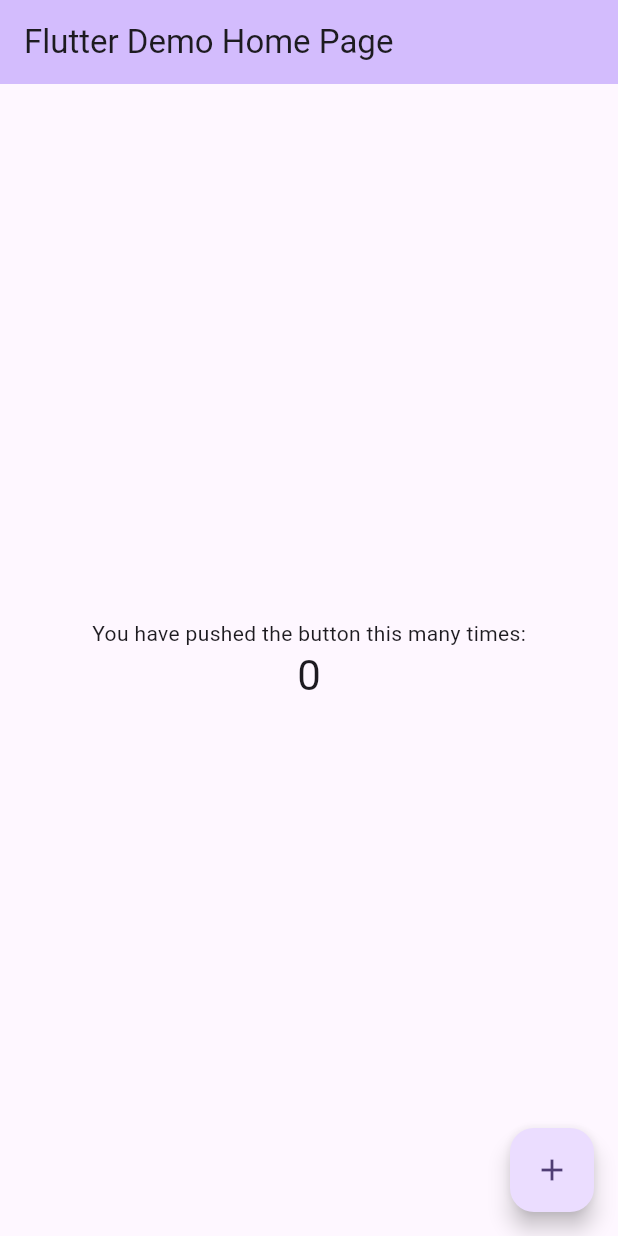
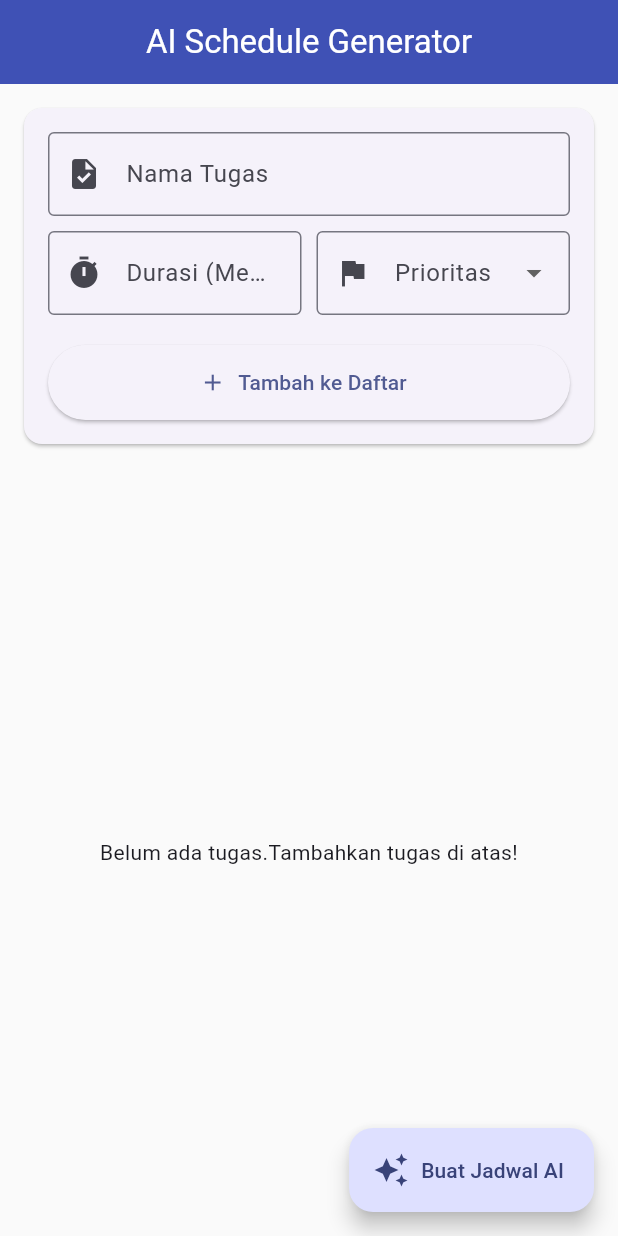
Before and after one commit to maman2008/ai_schedule_generator, a Flutter app: the screen it shows after launch, on a phone screen of 412 x 824 dp. Run offline on Flutter 3.47's test engine with Material 3 defaults, Android fonts, the light colour scheme and no system bars; our stand-ins replace device_preview, flutter_markdown.

Commit message:
menambhakan fitur home, gemini untuk api, dan UI

```diff
--- a/lib/main.dart
+++ b/lib/main.dart
@@ -1,122 +1,56 @@
+import 'package:device_preview/device_preview.dart';
+import 'package:flutter/foundation.dart'; // untuk kReleaseMode
 import 'package:flutter/material.dart';
+import 'ui/home_screen.dart';
+
 
 void main() {
-  runApp(const MyApp());
+  runApp(
+    DevicePreview(
+      enabled: !kReleaseMode, // mati otomatis saat build release
+      defaultDevice: Devices.ios.iPhone11ProMax,
+      devices: [
+        Devices.ios.iPhone11ProMax,
+        Devices.ios.iPadPro11Inches,
+      ],
+      builder: (context) => const MainApp(),
+    ),
+  );
 }
 
-class MyApp extends StatelessWidget {
-  const MyApp({super.key});
+// Root Widget aplikasi
+class MainApp extends StatelessWidget {
+  const MainApp({super.key});
 
-  // This widget is the root of your application.
   @override
   Widget build(BuildContext context) {
     return MaterialApp(
-      title: 'Flutter Demo',
+      useInheritedMediaQuery:
+          true, // Mengikuti ukuran device dari DevicePreview
+      locale: DevicePreview.locale(context), // Menyesuaikan locale preview
+      builder:
+          DevicePreview.appBuilder, // Builder untuk integrasi DevicePreview
+
+      debugShowCheckedModeBanner: false, // Menghilangkan banner debug
+      title: 'AI Schedule Generator', // Judul aplikasi
+
       theme: ThemeData(
-        // This is the theme of your application.
-        //
-        // TRY THIS: Try running your application with "flutter run". You'll see
-        // the application has a purple toolbar. Then, without quitting the app,
-        // try changing the seedColor in the colorScheme below to Colors.green
-        // and then invoke "hot reload" (save your changes or press the "hot
-        // reload" button in a Flutter-supported IDE, or press "r" if you used
-        // the command line to start the app).
-        //
-        // Notice that the counter didn't reset back to zero; the application
-        // state is not lost during the reload. To reset the state, use hot
-        // restart instead.
-        //
-        // This works for code too, not just values: Most code changes can be
-        // tested with just a hot reload.
-        colorScheme: ColorScheme.fromSeed(seedColor: Colors.deepPurple),
+        // Konfigurasi tema global aplikasi
+        colorScheme: ColorScheme.fromSeed(
+          seedColor: Colors.indigo, // Warna utama aplikasi
+          brightness: Brightness.light,
+        ),
+        useMaterial3: true, // Menggunakan Material Design 3
+        scaffoldBackgroundColor: Colors.grey[50], // Warna background utama
+        appBarTheme: const AppBarTheme(
+          backgroundColor: Colors.indigo,
+          foregroundColor: Colors.white,
+          elevation: 0,
+          centerTitle: true,
+        ),
       ),
-      home: const MyHomePage(title: 'Flutter Demo Home Page'),
+
+      home: const HomeScreen(), // Halaman pertama saat aplikasi dibuka
     );
   }
 }
-
-class MyHomePage extends StatefulWidget {
-  const MyHomePage({super.key, required this.title});
-
-  // This widget is the home page of your application. It is stateful, meaning
-  // that it has a State object (defined below) that contains fields that affect
-  // how it looks.
-
-  // This class is the configuration for the state. It holds the values (in this
-  // case the title) provided by the parent (in this case the App widget) and
-  // used by the build method of the State. Fields in a Widget subclass are
-  // always marked "final".
-
-  final String title;
-
-  @override
-  State<MyHomePage> createState() => _MyHomePageState();
-}
-
-class _MyHomePageState extends State<MyHomePage> {
-  int _counter = 0;
-
-  void _incrementCounter() {
-    setState(() {
-      // This call to setState tells the Flutter framework that something has
-      // changed in this State, which causes it to rerun the build method below
-      // so that the display can reflect the updated values. If we changed
-      // _counter without calling setState(), then the build method would not be
-      // called again, and so nothing would appear to happen.
-      _counter++;
-    });
-  }
-
-  @override
-  Widget build(BuildContext context) {
-    // This method is rerun every time setState is called, for instance as done
-    // by the _incrementCounter method above.
-    //
-    // The Flutter framework has been optimized to make rerunning build methods
-    // fast, so that you can just rebuild anything that needs updating rather
-    // than having to individually change instances of widgets.
-    return Scaffold(
-      appBar: AppBar(
-        // TRY THIS: Try changing the color here to a specific color (to
-        // Colors.amber, perhaps?) and trigger a hot reload to see the AppBar
-        // change color while the other colors stay the same.
-        backgroundColor: Theme.of(context).colorScheme.inversePrimary,
-        // Here we take the value from the MyHomePage object that was created by
-        // the App.build method, and use it to set our appbar title.
-        title: Text(widget.title),
-      ),
-      body: Center(
-        // Center is a layout widget. It takes a single child and positions it
-        // in the middle of the parent.
-        child: Column(
-          // Column is also a layout widget. It takes a list of children and
-          // arranges them vertically. By default, it sizes itself to fit its
-          // children horizontally, and tries to be as tall as its parent.
-          //
-          // Column has various properties to control how it sizes itself and
-          // how it positions its children. Here we use mainAxisAlignment to
-          // center the children vertically; the main axis here is the vertical
-          // axis because Columns are vertical (the cross axis would be
-          // horizontal).
-          //
-          // TRY THIS: Invoke "debug painting" (choose the "Toggle Debug Paint"
-          // action in the IDE, or press "p" in the console), to see the
-          // wireframe for each widget.
-          mainAxisAlignment: MainAxisAlignment.center,
-          children: <Widget>[
-            const Text('You have pushed the button this many times:'),
-            Text(
-              '$_counter',
-              style: Theme.of(context).textTheme.headlineMedium,
-            ),
-          ],
-        ),
-      ),
-      floatingActionButton: FloatingActionButton(
-        onPressed: _incrementCounter,
-        tooltip: 'Increment',
-        child: const Icon(Icons.add),
-      ), // This trailing comma makes auto-formatting nicer for build methods.
-    );
-  }
-}
--- /dev/null
+++ b/lib/ui/home_screen.dart
@@ -0,0 +1,224 @@
+import 'package:flutter/material.dart';
+import 'package:ai_schedule_generator/services/gemini_service.dart'; // Service untuk memanggil AI
+import 'schedule_result_screen.dart';
+
+
+class HomeScreen extends StatefulWidget {
+  const HomeScreen({super.key});
+
+  @override
+  State<HomeScreen> createState() => _HomeScreenState();
+}
+
+class _HomeScreenState extends State<HomeScreen> {
+  // Menyimpan daftar tugas dalam bentuk List of Map
+  final List<Map<String, dynamic>> tasks = [];
+  // Controller untuk mengambil input dari TextField
+  final TextEditingController taskController = TextEditingController();
+  final TextEditingController durationController = TextEditingController();
+  String? priority; // Menyimpan nilai dropdown
+  bool isLoading = false; // Status loading saat proses AI berjalan
+
+  @override
+  void dispose() {
+    // Controller harus dibersihkan agar tidak memory leak
+    taskController.dispose();
+    durationController.dispose();
+    super.dispose();
+  }
+
+
+  // ... (methods & build di step berikutnya)
+  void _addTask() {
+  // Validasi sederhana: semua field harus terisi
+  if (taskController.text.isNotEmpty &&
+      durationController.text.isNotEmpty &&
+      priority != null) {
+    setState(() {
+      // Tambahkan data ke list
+      tasks.add({
+        "name": taskController.text,
+        "priority": priority!,
+        "duration": int.tryParse(durationController.text) ?? 30,
+      });
+    });
+    // Reset form setelah input berhasil
+    taskController.clear();
+    durationController.clear();
+    setState(() => priority = null);
+  }
+}
+
+
+void _generateSchedule() async {
+  // Jika belum ada tugas, tampilkan peringatan
+  if (tasks.isEmpty) {
+    ScaffoldMessenger.of(context).showSnackBar(
+      const SnackBar(content: Text("⚠ Harap tambahkan tugas dulu!")),
+    );
+    return;
+  }
+  setState(() => isLoading = true); // Aktifkan loading
+  try {
+    // Proses asynchronous ke AI service
+    String schedule = await GeminiService.generateSchedule(tasks);
+    if (!mounted) return; // Pastikan widget masih aktif
+    // Navigasi ke halaman hasil
+    Navigator.push(
+      context,
+      MaterialPageRoute(
+        builder: (context) => ScheduleResultScreen(scheduleResult: schedule),
+      ),
+    );
+  } catch (e) {
+    // Tampilkan error jika gagal
+    ScaffoldMessenger.of(context).showSnackBar(
+      SnackBar(content: Text("Error: $e"), backgroundColor: Colors.red),
+    );
+  } finally {
+    // Loading dimatikan baik sukses maupun gagal
+    if (mounted) setState(() => isLoading = false);
+  }
+}
+
+
+
+
+@override
+Widget build(BuildContext context) {
+  return Scaffold(
+    appBar: AppBar(title: const Text("AI Schedule Generator")),
+    body: Column(
+      children: [
+        // FORM INPUT TUGAS
+        Card(
+          margin: const EdgeInsets.all(16),
+          child: Padding(
+            padding: const EdgeInsets.all(16.0),
+            child: Column(
+              children: [
+                TextField(
+                  controller: taskController,
+                  decoration: const InputDecoration(
+                    labelText: "Nama Tugas",
+                    prefixIcon: Icon(Icons.task),
+                    border: OutlineInputBorder(),
+                  ),
+                ),
+                const SizedBox(height: 10),
+                Row(
+                  children: [
+                    // Input durasi
+                    Expanded(
+                      child: TextField(
+                        controller: durationController,
+                        keyboardType: TextInputType.number,
+                        decoration: const InputDecoration(
+                          labelText: "Durasi (Menit)",
+                          prefixIcon: Icon(Icons.timer),
+                          border: OutlineInputBorder(),
+                        ),
+                      ),
+                    ),
+                    const SizedBox(width: 10),
+                    // Dropdown prioritas
+                    Expanded(
+                      child: DropdownButtonFormField<String>(
+                        value: priority,
+                        decoration: const InputDecoration(
+                          labelText: "Prioritas",
+                          border: OutlineInputBorder(),
+                          prefixIcon: Icon(Icons.flag),
+                        ),
+                        items: ["Tinggi", "Sedang", "Rendah"]
+                            .map((e) => DropdownMenuItem(value: e, child: Text(e)))
+                            .toList(),
+                        onChanged: (val) => setState(() => priority = val),
+                      ),
+                    ),
+                  ],
+                ),
+                const SizedBox(height: 20),
+                // Tombol tambah tugas
+                SizedBox(
+                  height: 50,
+                  width: double.infinity,
+                  child: ElevatedButton.icon(
+                    onPressed: _addTask,
+                    icon: const Icon(Icons.add),
+                    label: const Text("Tambah ke Daftar"),
+                  ),
+                ),
+              ],
+            ),
+          ),
+        ),
+        // LIST TUGAS
+        Expanded(
+          child: tasks.isEmpty
+              ? const Center(
+                  child: Text(
+                    "Belum ada tugas.Tambahkan tugas di atas!",
+                    textAlign: TextAlign.center,
+                  ),
+                )
+              : ListView.builder(
+                  itemCount: tasks.length,
+                  itemBuilder: (context, index) {
+                    final task = tasks[index];
+                    // Dismissible = swipe untuk hapus
+                    return Dismissible(
+                      key: Key(task['name']),
+                      background: Container(color: Colors.red),
+                      onDismissed: (_) => setState(() => tasks.removeAt(index)),
+                      child: Card(
+                        margin: const EdgeInsets.symmetric(horizontal: 16, vertical: 4),
+                        child: ListTile(
+                          // Avatar warna berdasarkan prioritas
+                          leading: CircleAvatar(
+                            backgroundColor: _getColor(task['priority']),
+                            child: Text(
+                              task['name'][0].toUpperCase(),
+                              style: const TextStyle(color: Colors.white),
+                            ),
+                          ),
+                          title: Text(
+                            task['name'],
+                            style: const TextStyle(fontWeight: FontWeight.bold),
+                          ),
+                          subtitle: Text(
+                            "${task['duration']} Menit • ${task['priority']}",
+                          ),
+                          trailing: IconButton(
+                            icon: const Icon(Icons.delete, color: Colors.red),
+                            onPressed: () => setState(() => tasks.removeAt(index)),
+                          ),
+                        ),
+                      ),
+                    );
+                  },
+                ),
+        ),
+      ],
+    ),
+    // FAB GENERATE AI
+    floatingActionButton: FloatingActionButton.extended(
+      onPressed: isLoading ? null : _generateSchedule,
+      icon: isLoading
+          ? const SizedBox(
+              width: 20,
+              height: 20,
+              child: CircularProgressIndicator(color: Colors.white),
+            )
+          : const Icon(Icons.auto_awesome),
+      label: Text(isLoading ? "Memproses..." : "Buat Jadwal AI"),
+    ),
+  );
+}
+
+Color _getColor(String priority) {
+  if (priority == "Tinggi") return Colors.red;
+  if (priority == "Sedang") return Colors.orange;
+  return Colors.green;
+}
+}
--- a/pubspec.yaml
+++ b/pubspec.yaml
@@ -39,12 +39,12 @@ dependencies:
   # Menampilkan teks dalam format Markdown
   flutter_markdown: ^0.7.1
   # Akses berbagai layanan Google API
-  googleapis: ^13.2.0
   # Autentikasi ke layanan Google (OAuth, service account, dll)
   googleapis_auth: ^1.6.0
   # Preview tampilan di berbagai ukuran device saat development
   device_preview: ^1.3.1
-
+  googleapis: ^13.2.0  # Sudah ada, gunakan untuk Calendar API
+  google_sign_in: ^6.2.1  # Untuk autentikasi user Google
 
 dev_dependencies:
   flutter_test:
```
Also changed, not shown: lib/services/gemini_service.dart (added, +95 -0 lines), lib/ui/schedule_result_screen.dart (added, +128 -0 lines), pubspec.lock, 1 other file.
